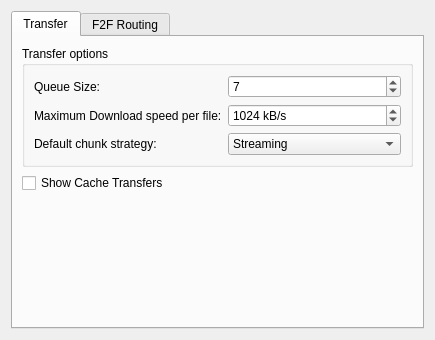
This is retroshare-gui/src/gui/settings/TransferPage.ui in RetroShare/RetroShare as Qt 5 draws it before an edit. The edited form follows.
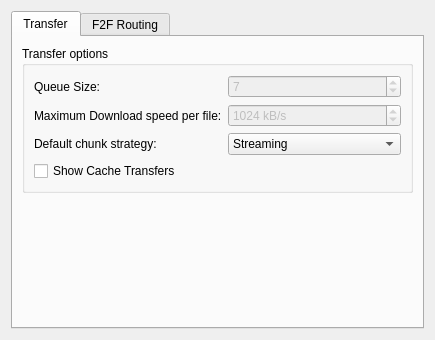
This is the edited form.

Commit message: disabled some unfinished widgets

What changed in the file:
```diff
--- a/retroshare-gui/src/gui/settings/TransferPage.ui
+++ b/retroshare-gui/src/gui/settings/TransferPage.ui
@@ -39,6 +39,9 @@
           </item>
           <item row="0" column="1">
            <widget class="QSpinBox" name="queuespinBox">
+            <property name="enabled">
+             <bool>false</bool>
+            </property>
             <property name="singleStep">
              <number>1</number>
             </property>
@@ -56,6 +59,9 @@
           </item>
           <item row="1" column="1">
            <widget class="QSpinBox" name="downspeedspinBox">
+            <property name="enabled">
+             <bool>false</bool>
+            </property>
             <property name="suffix">
              <string> kB/s</string>
             </property>
@@ -88,16 +94,16 @@
             </item>
            </widget>
           </item>
+          <item row="3" column="0">
+           <widget class="QCheckBox" name="checkBox">
+            <property name="text">
+             <string>Show Cache Transfers</string>
+            </property>
+           </widget>
+          </item>
          </layout>
         </widget>
        </item>
-       <item row="1" column="0">
-        <widget class="QCheckBox" name="checkBox">
-         <property name="text">
-          <string>Show Cache Transfers</string>
-         </property>
-        </widget>
-       </item>
        <item row="2" column="0">
         <spacer name="verticalSpacer">
          <property name="orientation">
```
Left out of the diff: 14 changed lines with no effect on the pictures.
